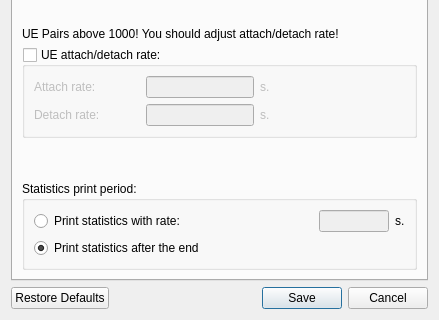
Old version of the form LTEsimGeneratorGUI/Ui/timeForm.ui in the repository moniss23/junit4; both pictures show x 0 to 439 and y 188 to 508 of the 439 by 508 pixel window.
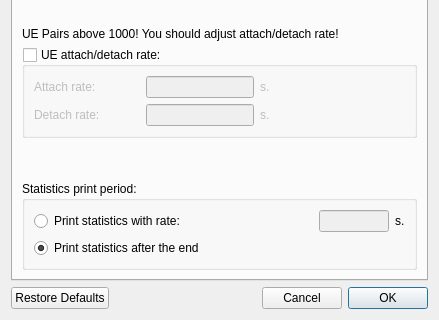
New version of the form.

Commit message: Added new UI to traffic map + paging rename to pagging + change buttons design in small windows + fit button size to text in Channel Models button

The edit to the form file:
```diff
--- a/LTEsimGeneratorGUI/Ui/timeForm.ui
+++ b/LTEsimGeneratorGUI/Ui/timeForm.ui
@@ -694,8 +694,11 @@
      </item>
      <item>
       <widget class="QDialogButtonBox" name="buttonBox">
+       <property name="layoutDirection">
+        <enum>Qt::RightToLeft</enum>
+       </property>
        <property name="standardButtons">
-        <set>QDialogButtonBox::Cancel|QDialogButtonBox::Save</set>
+        <set>QDialogButtonBox::Cancel|QDialogButtonBox::Ok</set>
        </property>
       </widget>
      </item>
```
The commit also changes 52 other files.
